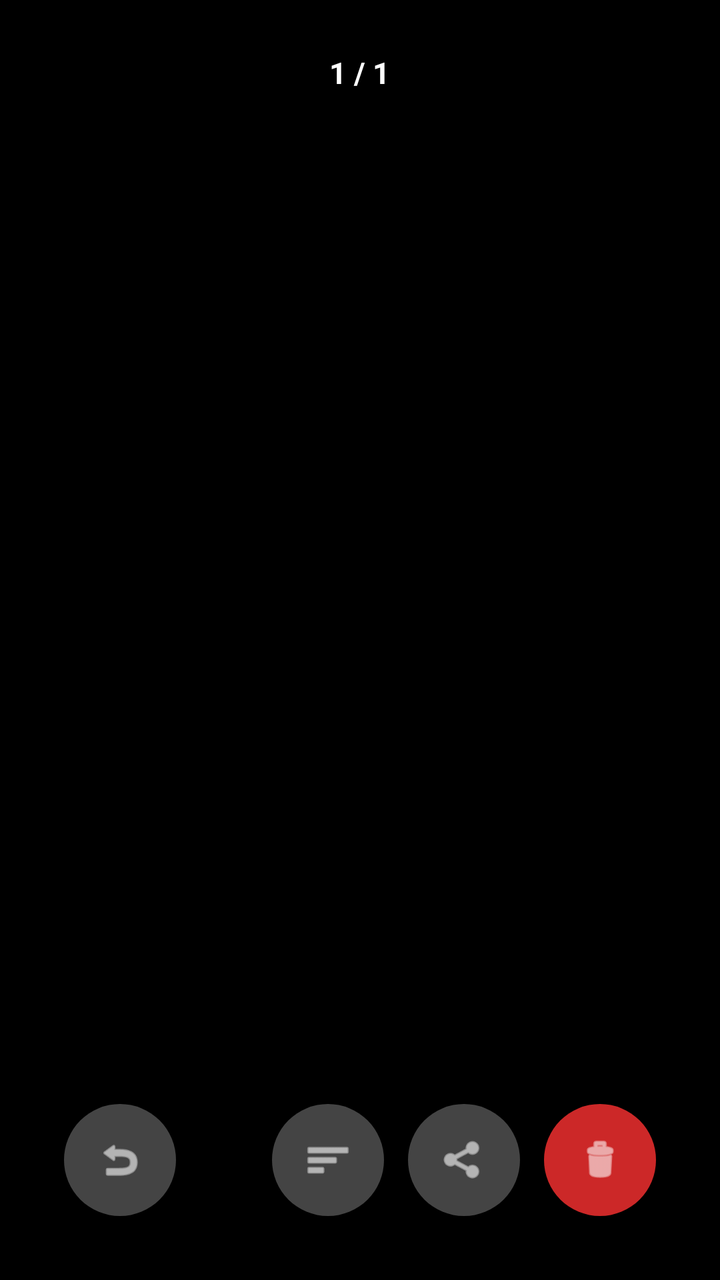
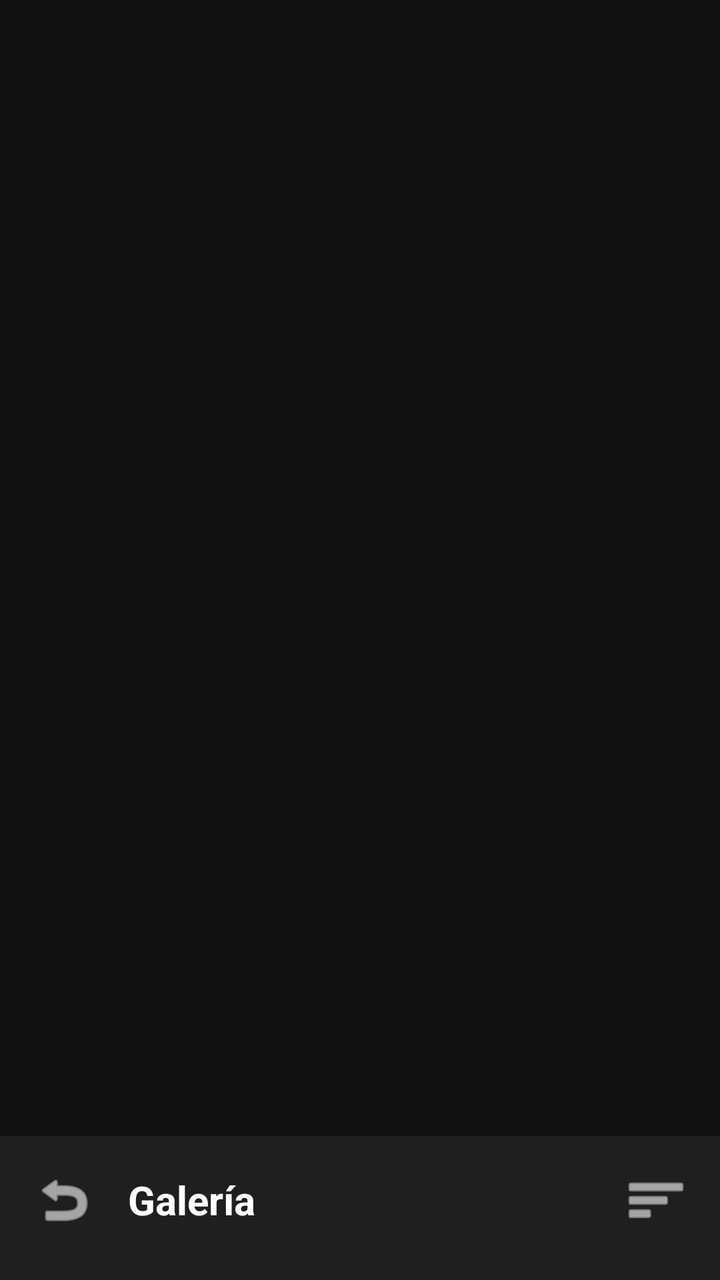

Before-and-after screenshots of an Android layout around one commit, followed by the original layout XML and the change that was made.
<!-- AndroidManifest.xml: activity theme Theme.CamaraTerreno -->
<!-- res/layout/activity_gallery.xml -->
<?xml version="1.0" encoding="utf-8"?>
<androidx.constraintlayout.widget.ConstraintLayout
    xmlns:android="http://schemas.android.com/apk/res/android"
    xmlns:app="http://schemas.android.com/apk/res-auto"
    android:layout_width="match_parent"
    android:layout_height="match_parent"
    android:background="#000000">

    
    <androidx.viewpager2.widget.ViewPager2
        android:id="@+id/viewPagerGallery"
        android:layout_width="match_parent"
        android:layout_height="match_parent"
        app:layout_constraintTop_toTopOf="parent"
        app:layout_constraintBottom_toBottomOf="parent"
        app:layout_constraintStart_toStartOf="parent"
        app:layout_constraintEnd_toEndOf="parent"/>

    
    <LinearLayout
        android:id="@+id/panelSinFotos"
        android:layout_width="wrap_content"
        android:layout_height="wrap_content"
        android:orientation="vertical"
        android:gravity="center"
        android:visibility="gone"
        app:layout_constraintTop_toTopOf="parent"
        app:layout_constraintBottom_toBottomOf="parent"
        app:layout_constraintStart_toStartOf="parent"
        app:layout_constraintEnd_toEndOf="parent">

        <TextView
            android:layout_width="wrap_content"
            android:layout_height="wrap_content"
            android:text="📷"
            android:textSize="56sp"/>

        <TextView
            android:layout_width="wrap_content"
            android:layout_height="wrap_content"
            android:text="Sin fotos aún"
            android:textColor="#AAFFFFFF"
            android:textSize="18sp"
            android:layout_marginTop="12dp"/>

        <TextView
            android:layout_width="wrap_content"
            android:layout_height="wrap_content"
            android:text="Las fotos tomadas aparecerán aquí"
            android:textColor="#66FFFFFF"
            android:textSize="13sp"
            android:layout_marginTop="6dp"/>

    </LinearLayout>

    
    <LinearLayout
        android:id="@+id/barraContraoles"
        android:layout_width="match_parent"
        android:layout_height="wrap_content"
        android:orientation="horizontal"
        android:gravity="center"
        android:paddingTop="20dp"
        android:paddingBottom="24dp"
        android:background="@drawable/degradado_superior"
        app:layout_constraintTop_toTopOf="parent"
        app:layout_constraintStart_toStartOf="parent"
        app:layout_constraintEnd_toEndOf="parent">

        <TextView
            android:id="@+id/tvContador"
            android:layout_width="wrap_content"
            android:layout_height="wrap_content"
            android:text="1 / 1"
            android:textColor="#FFFFFF"
            android:textSize="15sp"
            android:textStyle="bold"
            android:background="@drawable/fondo_pastilla"
            android:paddingStart="16dp"
            android:paddingEnd="16dp"
            android:paddingTop="6dp"
            android:paddingBottom="6dp"/>

    </LinearLayout>

    
    <LinearLayout
        android:id="@+id/barraAcciones"
        android:layout_width="match_parent"
        android:layout_height="wrap_content"
        android:orientation="horizontal"
        android:gravity="center_vertical"
        android:paddingTop="24dp"
        android:paddingBottom="32dp"
        android:paddingStart="32dp"
        android:paddingEnd="32dp"
        android:background="@drawable/degradado_inferior"
        app:layout_constraintBottom_toBottomOf="parent"
        app:layout_constraintStart_toStartOf="parent"
        app:layout_constraintEnd_toEndOf="parent">

        
        <FrameLayout
            android:id="@+id/btnVolver"
            android:layout_width="56dp"
            android:layout_height="56dp"
            android:background="@drawable/fondo_boton_accion"
            android:foreground="?attr/selectableItemBackgroundBorderless">

            <ImageView
                android:layout_width="24dp"
                android:layout_height="24dp"
                android:layout_gravity="center"
                android:src="@android:drawable/ic_menu_revert"
                android:contentDescription="Volver"
                app:tint="#FFFFFF"/>

        </FrameLayout>

        <View
            android:layout_width="0dp"
            android:layout_height="1dp"
            android:layout_weight="1"/>

        
        <FrameLayout
            android:id="@+id/btnFiltros"
            android:layout_width="56dp"
            android:layout_height="56dp"
            android:layout_marginEnd="12dp"
            android:background="@drawable/fondo_boton_accion"
            android:foreground="?attr/selectableItemBackgroundBorderless">

            <ImageView
                android:layout_width="24dp"
                android:layout_height="24dp"
                android:layout_gravity="center"
                android:src="@android:drawable/ic_menu_sort_by_size"
                android:contentDescription="Filtros"
                app:tint="#FFFFFF"/>

        </FrameLayout>

        
        <FrameLayout
            android:id="@+id/btnCompartir"
            android:layout_width="56dp"
            android:layout_height="56dp"
            android:layout_marginEnd="12dp"
            android:background="@drawable/fondo_boton_accion"
            android:foreground="?attr/selectableItemBackgroundBorderless">

            <ImageView
                android:layout_width="24dp"
                android:layout_height="24dp"
                android:layout_gravity="center"
                android:src="@android:drawable/ic_menu_share"
                android:contentDescription="Compartir"
                app:tint="#FFFFFF"/>

        </FrameLayout>

        
        <FrameLayout
            android:id="@+id/btnEliminar"
            android:layout_width="56dp"
            android:layout_height="56dp"
            android:background="@drawable/fondo_boton_eliminar"
            android:foreground="?attr/selectableItemBackgroundBorderless">

            <ImageView
                android:layout_width="24dp"
                android:layout_height="24dp"
                android:layout_gravity="center"
                android:src="@android:drawable/ic_menu_delete"
                android:contentDescription="Eliminar foto"
                app:tint="#FFFFFF"/>

        </FrameLayout>

    </LinearLayout>

</androidx.constraintlayout.widget.ConstraintLayout>
<!-- resources referenced by this layout -->
<resources>
  <!-- drawable degradado_inferior (drawable) -->
  <?xml version="1.0" encoding="utf-8"?>
  <shape xmlns:android="http://schemas.android.com/apk/res/android" android:shape="rectangle">
      <gradient
          android:startColor="#00000000"
          android:endColor="#EE000000"
          android:angle="270"/>
  </shape>
  <!-- drawable degradado_superior (drawable) -->
  <?xml version="1.0" encoding="utf-8"?>
  <shape xmlns:android="http://schemas.android.com/apk/res/android" android:shape="rectangle">
      <gradient
          android:startColor="#CC000000"
          android:endColor="#00000000"
          android:angle="270"/>
  </shape>
  <!-- drawable fondo_boton_accion (drawable) -->
  <?xml version="1.0" encoding="utf-8"?>
  <shape xmlns:android="http://schemas.android.com/apk/res/android"
      android:shape="oval">
      <solid android:color="#44FFFFFF"/>
  </shape>
  <!-- drawable fondo_boton_eliminar (drawable) -->
  <?xml version="1.0" encoding="utf-8"?>
  <shape xmlns:android="http://schemas.android.com/apk/res/android"
      android:shape="oval">
      <solid android:color="#CCFF3333"/>
  </shape>
  <!-- drawable fondo_pastilla (drawable) -->
  <?xml version="1.0" encoding="utf-8"?>
  <shape xmlns:android="http://schemas.android.com/apk/res/android" android:shape="rectangle">
      <solid android:color="#AA000000"/>
      <corners android:radius="20dp"/>
  </shape>
  <style name="Theme.CamaraTerreno" parent="Base.Theme.CamaraTerreno" />
  <style name="Base.Theme.CamaraTerreno" parent="Theme.Material3.DayNight.NoActionBar">
          <item name="colorPrimary">@color/negro</item>
          <item name="colorOnPrimary">@color/blanco</item>
          <item name="android:windowBackground">@color/negro</item>
          <item name="android:statusBarColor">@color/negro</item>
          <item name="android:navigationBarColor">@color/negro</item>
          <item name="android:windowLightStatusBar" tools:targetApi="m">false</item>
      </style>
  <color name="negro">#FF000000</color>
  <color name="blanco">#FFFFFFFF</color>
</resources>

<!-- the commit's change to res/layout/activity_gallery.xml (unified diff, before → after) -->
@@ -4,17 +4,58 @@
     xmlns:app="http://schemas.android.com/apk/res-auto"
     android:layout_width="match_parent"
     android:layout_height="match_parent"
-    android:background="#000000">
+    android:background="#121212">
 
     
-    <androidx.viewpager2.widget.ViewPager2
-        android:id="@+id/viewPagerGallery"
+    <androidx.recyclerview.widget.RecyclerView
+        android:id="@+id/recyclerGrid"
         android:layout_width="match_parent"
-        android:layout_height="match_parent"
+        android:layout_height="0dp"
+        android:clipToPadding="false"
+        android:padding="2dp"
         app:layout_constraintTop_toTopOf="parent"
-        app:layout_constraintBottom_toBottomOf="parent"
-        app:layout_constraintStart_toStartOf="parent"
-        app:layout_constraintEnd_toEndOf="parent"/>
+        app:layout_constraintBottom_toTopOf="@id/barraInferiorGrid"/>
+
+    
+    <LinearLayout
+        android:id="@+id/barraInferiorGrid"
+        android:layout_width="match_parent"
+        android:layout_height="wrap_content"
+        android:orientation="horizontal"
+        android:gravity="center_vertical"
+        android:paddingTop="16dp"
+        android:paddingBottom="24dp"
+        android:paddingStart="16dp"
+        android:paddingEnd="16dp"
+        android:background="#1F1F1F"
+        app:layout_constraintBottom_toBottomOf="parent">
+
+        <ImageView
+            android:id="@+id/btnVolverGrid"
+            android:layout_width="32dp"
+            android:layout_height="32dp"
+            android:src="@android:drawable/ic_menu_revert"
+            app:tint="#FFFFFF"
+            android:background="?attr/selectableItemBackgroundBorderless"/>
+
+        <TextView
+            android:layout_width="0dp"
+            android:layout_height="wrap_content"
+            android:layout_weight="1"
+            android:text="Galería"
+            android:textColor="#FFFFFF"
+            android:textSize="20sp"
+            android:textStyle="bold"
+            android:layout_marginStart="16dp"/>
+
+        <ImageView
+            android:id="@+id/btnFiltrosGrid"
+            android:layout_width="32dp"
+            android:layout_height="32dp"
+            android:src="@android:drawable/ic_menu_sort_by_size"
+            app:tint="#FFFFFF"
+            android:background="?attr/selectableItemBackgroundBorderless"/>
+    </LinearLayout>
 
     
     <LinearLayout
@@ -42,142 +83,101 @@
             android:textColor="#AAFFFFFF"
             android:textSize="18sp"
             android:layout_marginTop="12dp"/>
-
-        <TextView
-            android:layout_width="wrap_content"
-            android:layout_height="wrap_content"
-            android:text="Las fotos tomadas aparecerán aquí"
-            android:textColor="#66FFFFFF"
-            android:textSize="13sp"
-            android:layout_marginTop="6dp"/>
-
     </LinearLayout>
 
     
-    <LinearLayout
-        android:id="@+id/barraContraoles"
+    <FrameLayout
+        android:id="@+id/overlayVisor"
         android:layout_width="match_parent"
-        android:layout_height="wrap_content"
-        android:orientation="horizontal"
-        android:gravity="center"
-        android:paddingTop="20dp"
-        android:paddingBottom="24dp"
-        android:background="@drawable/degradado_superior"
-        app:layout_constraintTop_toTopOf="parent"
-        app:layout_constraintStart_toStartOf="parent"
-        app:layout_constraintEnd_toEndOf="parent">
+        android:layout_height="match_parent"
+        android:background="#FF000000"
+        android:visibility="gone"
+        android:elevation="10dp">
 
-        <TextView
-            android:id="@+id/tvContador"
-            android:layout_width="wrap_content"
+        <androidx.viewpager2.widget.ViewPager2
+            android:id="@+id/viewPagerGallery"
+            android:layout_width="match_parent"
+            android:layout_height="match_parent"/>
+
+        <LinearLayout
+            android:id="@+id/barraAcciones"
+            android:layout_width="match_parent"
             android:layout_height="wrap_content"
-            android:text="1 / 1"
-            android:textColor="#FFFFFF"
-            android:textSize="15sp"
-            android:textStyle="bold"
-            android:background="@drawable/fondo_pastilla"
-            android:paddingStart="16dp"
-            android:paddingEnd="16dp"
-            android:paddingTop="6dp"
-            android:paddingBottom="6dp"/>
+            android:orientation="horizontal"
+            android:gravity="center_vertical"
+            android:paddingTop="24dp"
+            android:paddingBottom="32dp"
+            android:paddingStart="24dp"
+            android:paddingEnd="24dp"
+            android:background="@drawable/degradado_inferior"
+            android:layout_gravity="bottom">
 
-    </LinearLayout>
+            <FrameLayout
+                android:id="@+id/btnVolver"
+                android:layout_width="56dp"
+                android:layout_height="56dp"
+                android:background="@drawable/fondo_boton_accion"
+                android:foreground="?attr/selectableItemBackgroundBorderless">
+                <ImageView
+                    android:layout_width="24dp"
+                    android:layout_height="24dp"
+                    android:layout_gravity="center"
+                    android:src="@android:drawable/ic_menu_close_clear_cancel"
+                    app:tint="#FFFFFF"/>
+            </FrameLayout>
 
-    
-    <LinearLayout
-        android:id="@+id/barraAcciones"
-        android:layout_width="match_parent"
-        android:layout_height="wrap_content"
-        android:orientation="horizontal"
-        android:gravity="center_vertical"
-        android:paddingTop="24dp"
-        android:paddingBottom="32dp"
-        android:paddingStart="32dp"
-        android:paddingEnd="32dp"
-        android:background="@drawable/degradado_inferior"
-        app:layout_constraintBottom_toBottomOf="parent"
-        app:layout_constraintStart_toStartOf="parent"
-        app:layout_constraintEnd_toEndOf="parent">
+            <View
+                android:layout_width="0dp"
+                android:layout_height="1dp"
+                android:layout_weight="1"/>
 
-        
-        <FrameLayout
-            android:id="@+id/btnVolver"
-            android:layout_width="56dp"
-            android:layout_height="56dp"
-            android:background="@drawable/fondo_boton_accion"
-            android:foreground="?attr/selectableItemBackgroundBorderless">
+            <TextView
+                android:id="@+id/tvContador"
+                android:layout_width="wrap_content"
+                android:layout_height="wrap_content"
+                android:text="1 / 1"
+                android:textColor="#FFFFFF"
+                android:textSize="15sp"
+                android:textStyle="bold"
+                android:background="@drawable/fondo_pastilla"
+                android:paddingStart="12dp"
+                android:paddingEnd="12dp"
+                android:paddingTop="6dp"
+                android:paddingBottom="6dp"/>
 
-            <ImageView
-                android:layout_width="24dp"
-                android:layout_height="24dp"
-                android:layout_gravity="center"
-                android:src="@android:drawable/ic_menu_revert"
-                android:contentDescription="Volver"
-                app:tint="#FFFFFF"/>
+            <View
+                android:layout_width="0dp"
+                android:layout_height="1dp"
+                android:layout_weight="1"/>
 
-        </FrameLayout>
+            <FrameLayout
+                android:id="@+id/btnCompartir"
+                android:layout_width="56dp"
+                android:layout_height="56dp"
+                android:layout_marginEnd="12dp"
+                android:background="@drawable/fondo_boton_accion"
+                android:foreground="?attr/selectableItemBackgroundBorderless">
+                <ImageView
+                    android:layout_width="24dp"
+                    android:layout_height="24dp"
+                    android:layout_gravity="center"
+                    android:src="@android:drawable/ic_menu_share"
+                    app:tint="#FFFFFF"/>
+            </FrameLayout>
 
-        <View
-            android:layout_width="0dp"
-            android:layout_height="1dp"
-            android:layout_weight="1"/>
-
-        
-        <FrameLayout
-            android:id="@+id/btnFiltros"
-            android:layout_width="56dp"
-            android:layout_height="56dp"
-            android:layout_marginEnd="12dp"
-            android:background="@drawable/fondo_boton_accion"
-            android:foreground="?attr/selectableItemBackgroundBorderless">
-
-            <ImageView
-                android:layout_width="24dp"
-                android:layout_height="24dp"
-                android:layout_gravity="center"
-                android:src="@android:drawable/ic_menu_sort_by_size"
-                android:contentDescription="Filtros"
-                app:tint="#FFFFFF"/>
-
-        </FrameLayout>
-
-        
-        <FrameLayout
-            android:id="@+id/btnCompartir"
-            android:layout_width="56dp"
-            android:layout_height="56dp"
-            android:layout_marginEnd="12dp"
-            android:background="@drawable/fondo_boton_accion"
-            android:foreground="?attr/selectableItemBackgroundBorderless">
-
-            <ImageView
-                android:layout_width="24dp"
-                android:layout_height="24dp"
-                android:layout_gravity="center"
-                android:src="@android:drawable/ic_menu_share"
-                android:contentDescription="Compartir"
-                app:tint="#FFFFFF"/>
-
-        </FrameLayout>
-
-        
-        <FrameLayout
-            android:id="@+id/btnEliminar"
-            android:layout_width="56dp"
-            android:layout_height="56dp"
-            android:background="@drawable/fondo_boton_eliminar"
-            android:foreground="?attr/selectableItemBackgroundBorderless">
-
-            <ImageView
-                android:layout_width="24dp"
-                android:layout_height="24dp"
-                android:layout_gravity="center"
-                android:src="@android:drawable/ic_menu_delete"
-                android:contentDescription="Eliminar foto"
-                app:tint="#FFFFFF"/>
-
-        </FrameLayout>
-
-    </LinearLayout>
-
+            <FrameLayout
+                android:id="@+id/btnEliminar"
+                android:layout_width="56dp"
+                android:layout_height="56dp"
+                android:background="@drawable/fondo_boton_eliminar"
+                android:foreground="?attr/selectableItemBackgroundBorderless">
+                <ImageView
+                    android:layout_width="24dp"
+                    android:layout_height="24dp"
+                    android:layout_gravity="center"
+                    android:src="@android:drawable/ic_menu_delete"
+                    app:tint="#FFFFFF"/>
+            </FrameLayout>
+        </LinearLayout>
+    </FrameLayout>
 </androidx.constraintlayout.widget.ConstraintLayout>
<!-- resource entries referenced after the edit -->
@@ -6,14 +6,6 @@
       <gradient
           android:startColor="#00000000"
           android:endColor="#EE000000"
-          android:angle="270"/>
-  </shape>
-  <!-- drawable degradado_superior (drawable) -->
-  <?xml version="1.0" encoding="utf-8"?>
-  <shape xmlns:android="http://schemas.android.com/apk/res/android" android:shape="rectangle">
-      <gradient
-          android:startColor="#CC000000"
-          android:endColor="#00000000"
           android:angle="270"/>
   </shape>
   <!-- drawable fondo_boton_accion (drawable) -->
